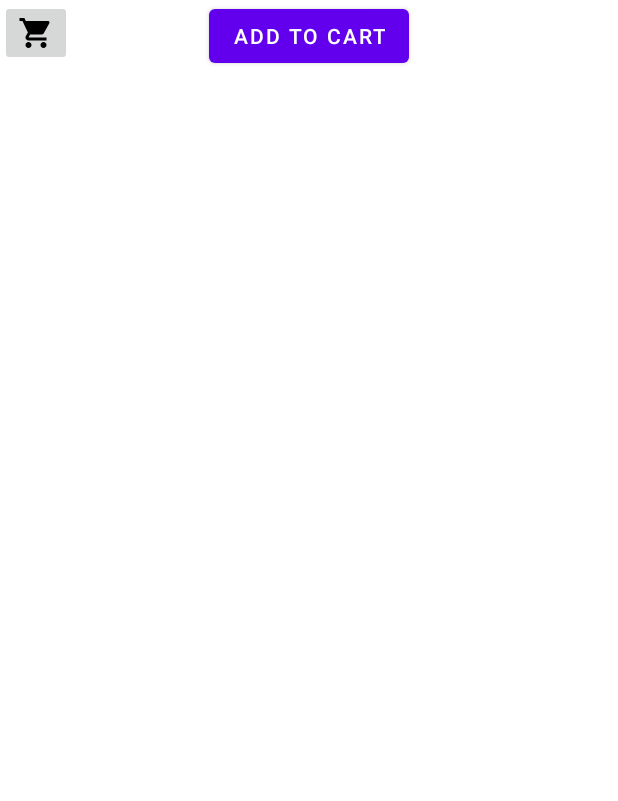
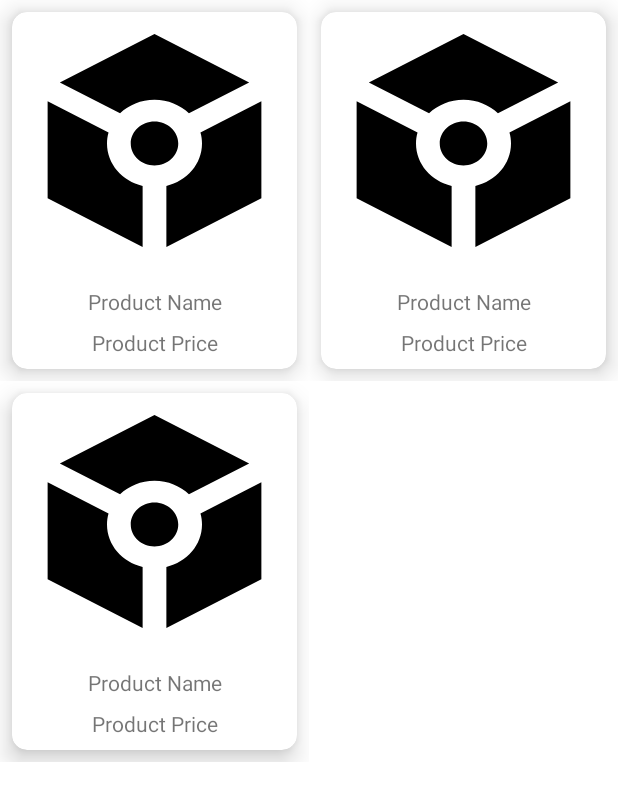
Before and after one commit to FenrirChiew/BAIT2073MAD, an Android app: the layout fragment_product.xml on its own in the app's theme, with its tools: preview values and no code run, on a phone screen of 412 x 824 dp. Shown: the top 801 px of the screen. Run offline under Robolectric (Android 15) with nearby library versions, the phone set to English and light mode, and no system bars.

Commit message:
Update Product

```diff
--- a/app/src/main/res/layout/fragment_product.xml
+++ b/app/src/main/res/layout/fragment_product.xml
@@ -1,28 +1,30 @@
 <?xml version="1.0" encoding="utf-8"?>
-<layout xmlns:android="http://schemas.android.com/apk/res/android"
+<androidx.constraintlayout.widget.ConstraintLayout xmlns:android="http://schemas.android.com/apk/res/android"
     xmlns:app="http://schemas.android.com/apk/res-auto"
-    xmlns:tools="http://schemas.android.com/tools">
+    xmlns:tools="http://schemas.android.com/tools"
+    android:layout_width="match_parent"
+    android:layout_height="match_parent"
+    tools:context=".ui.product.ProductDetailsFragment">
 
-    <androidx.constraintlayout.widget.ConstraintLayout
-        android:layout_width="match_parent"
-        android:layout_height="match_parent">
+    <androidx.recyclerview.widget.RecyclerView
+        android:id="@+id/recycleViewProductList"
+        android:layout_width="0dp"
+        android:layout_height="0dp"
+        app:layoutManager="androidx.recyclerview.widget.GridLayoutManager"
+        app:layout_constraintBottom_toBottomOf="parent"
+        app:layout_constraintEnd_toEndOf="parent"
+        app:layout_constraintStart_toStartOf="parent"
+        app:layout_constraintTop_toTopOf="parent"
+        app:spanCount="2"
+        tools:listitem="@layout/product_card" />
 
-        <ImageButton
-            android:id="@+id/imageButtonCart"
-            android:layout_width="wrap_content"
-            android:layout_height="wrap_content"
-            android:contentDescription="cartButton"
-            android:src="@drawable/ic_shopping_cart_black_24dp"
-            app:layout_constraintStart_toStartOf="parent"
-            app:layout_constraintTop_toTopOf="parent" />
+    <TextView
+        android:id="@+id/textViewCount"
+        android:layout_width="wrap_content"
+        android:layout_height="wrap_content"
+        app:layout_constraintBottom_toBottomOf="parent"
+        app:layout_constraintEnd_toEndOf="parent"
+        app:layout_constraintStart_toStartOf="parent"
+        app:layout_constraintTop_toTopOf="parent" />
 
-        <Button
-            android:id="@+id/buttonAddToCart"
-            android:layout_width="wrap_content"
-            android:layout_height="wrap_content"
-            android:text="Add to Cart"
-            app:layout_constraintEnd_toEndOf="parent"
-            app:layout_constraintStart_toStartOf="parent"
-            app:layout_constraintTop_toTopOf="parent" />
-    </androidx.constraintlayout.widget.ConstraintLayout>
-</layout>
+</androidx.constraintlayout.widget.ConstraintLayout>
--- /dev/null
+++ b/app/src/main/res/layout/product_card.xml
@@ -0,0 +1,64 @@
+<?xml version="1.0" encoding="utf-8"?>
+<androidx.constraintlayout.widget.ConstraintLayout xmlns:android="http://schemas.android.com/apk/res/android"
+    xmlns:app="http://schemas.android.com/apk/res-auto"
+    xmlns:tools="http://schemas.android.com/tools"
+    android:layout_width="match_parent"
+    android:layout_height="wrap_content">
+
+    <androidx.cardview.widget.CardView
+        android:layout_width="0dp"
+        android:layout_height="wrap_content"
+        android:layout_marginStart="8dp"
+        android:layout_marginTop="8dp"
+        android:layout_marginEnd="8dp"
+        android:layout_marginBottom="8dp"
+        app:cardCornerRadius="10dp"
+        app:cardElevation="10dp"
+        app:layout_constraintBottom_toBottomOf="parent"
+        app:layout_constraintEnd_toEndOf="parent"
+        app:layout_constraintStart_toStartOf="parent"
+        app:layout_constraintTop_toTopOf="parent">
+
+        <androidx.constraintlayout.widget.ConstraintLayout
+            android:layout_width="match_parent"
+            android:layout_height="match_parent">
+
+            <ImageView
+                android:id="@+id/imageViewProductImage"
+                android:layout_width="0dp"
+                android:layout_height="175dp"
+                android:scaleType="fitXY"
+                app:layout_constraintEnd_toEndOf="parent"
+                app:layout_constraintStart_toStartOf="parent"
+                app:layout_constraintTop_toTopOf="parent"
+                app:srcCompat="@drawable/ic_product_black_24dp" />
+
+            <TextView
+                android:id="@+id/textViewProductName"
+                android:layout_width="wrap_content"
+                android:layout_height="wrap_content"
+                android:layout_marginStart="8dp"
+                android:layout_marginTop="8dp"
+                android:layout_marginEnd="8dp"
+                android:text="@string/productName"
+                app:layout_constraintEnd_toEndOf="parent"
+                app:layout_constraintStart_toStartOf="parent"
+                app:layout_constraintTop_toBottomOf="@+id/imageViewProductImage" />
+
+            <TextView
+                android:id="@+id/textViewProductPrice"
+                android:layout_width="wrap_content"
+                android:layout_height="wrap_content"
+                android:layout_marginStart="8dp"
+                android:layout_marginTop="8dp"
+                android:layout_marginEnd="8dp"
+                android:layout_marginBottom="8dp"
+                android:text="@string/productPrice"
+                app:layout_constraintBottom_toBottomOf="parent"
+                app:layout_constraintEnd_toEndOf="parent"
+                app:layout_constraintStart_toStartOf="parent"
+                app:layout_constraintTop_toBottomOf="@+id/textViewProductName" />
+        </androidx.constraintlayout.widget.ConstraintLayout>
+    </androidx.cardview.widget.CardView>
+
+</androidx.constraintlayout.widget.ConstraintLayout>
--- a/app/src/main/res/navigation/mobile_navigation.xml
+++ b/app/src/main/res/navigation/mobile_navigation.xml
@@ -33,7 +33,7 @@
     </fragment>
     <fragment
         android:id="@+id/productFragment"
-        android:name="my.edu.tarc.bait2073mad.ui.product.ProductFragment"
+        android:name="my.edu.tarc.bait2073mad.ui.product.ProductsFragment"
         android:label="fragment_product"
         tools:layout="@layout/fragment_product">
         <action
```
Also changed, not shown: app/src/main/java/my/edu/tarc/bait2073mad/ui/product/Product.kt (added, +17 -0 lines), app/src/main/java/my/edu/tarc/bait2073mad/ui/product/ProductAdapter.kt (added, +51 -0 lines), app/src/main/java/my/edu/tarc/bait2073mad/ui/product/ProductDatabase.kt (added, +39 -0 lines), app/src/main/java/my/edu/tarc/bait2073mad/ui/product/ProductDetailsFragment.kt (renamed from app/src/main/java/my/edu/tarc/bait2073mad/ui/product/ProductFragment.kt, +9 -21 lines), app/src/main/java/my/edu/tarc/bait2073mad/ui/product/ProductDoa.kt (added, +19 -0 lines), app/src/main/java/my/edu/tarc/bait2073mad/ui/product/ProductRepository.kt (added, +25 -0 lines), app/src/main/java/my/edu/tarc/bait2073mad/ui/product/ProductStatus.kt (added, +9 -0 lines), app/src/main/java/my/edu/tarc/bait2073mad/ui/product/ProductViewModel.kt (+18 -3 lines), app/src/main/java/my/edu/tarc/bait2073mad/ui/product/ProductsFragment.kt (added, +60 -0 lines), app/src/main/res/layout/fragment_product_details.xml (added, +32 -0 lines), app/src/main/res/values/strings.xml (+8 -32 lines).
